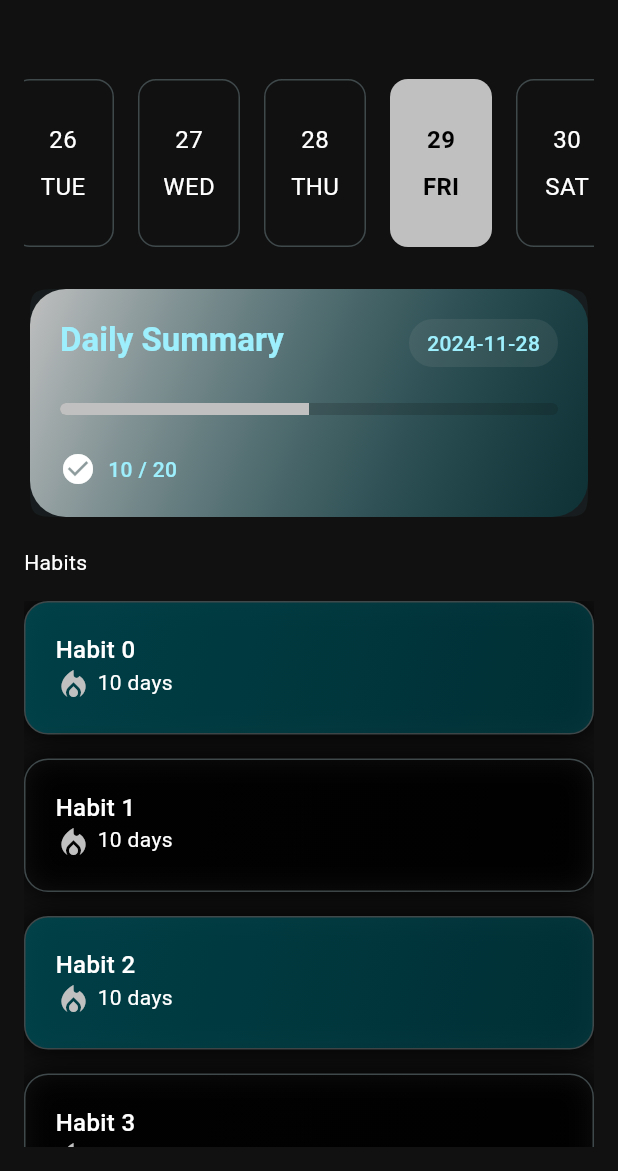
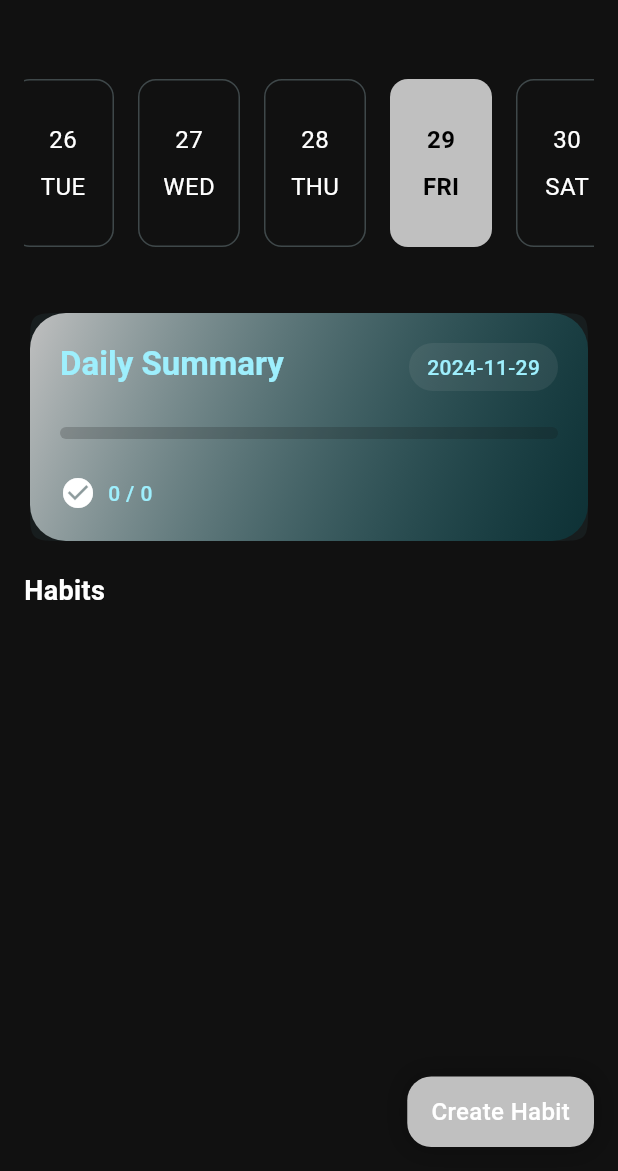
Before and after one commit to Ankit180898/stepwise, a Flutter app: the screen it shows after launch, on a phone screen of 412 x 824 dp, the part 65-1236 px from its top. Run offline on Flutter 3.47's test engine with Material 3 defaults, Android fonts, the phone set to English and light mode, and no system bars; drawn by our look-alikes of easy_date_timeline; our stand-ins replace drift, flex_color_scheme, flutter_hooks, hooks_riverpod, rxdart; accounts and stored records are empty; generated files the repository leaves out were written again.

Commit message:
Changes in several screens and logic to create habit.

```diff
--- a/lib/components/habit_card_list.dart
+++ /dev/null
@@ -1,26 +0,0 @@
-import 'package:flutter/material.dart';
-import 'package:stepwise/components/habit_card.dart';
-
-class HabitCardList extends StatelessWidget {
-  const HabitCardList({super.key, required this.selectedDate});
-
-  final DateTime selectedDate;
-
-  @override
-  Widget build(BuildContext context) {
-    return Expanded(
-        child: ListView.separated(
-      itemCount: 10,
-      itemBuilder: (context, index) => HabitCard(
-          title: 'Habit $index',
-          streak: 10,
-          progress: 0.5,
-          habitId: 'habit_$index',
-          isCompleted: index % 2 == 0,
-          date: selectedDate),
-      separatorBuilder: (BuildContext context, int index) => const SizedBox(
-        height: 16,
-      ),
-    ));
-  }
-}
--- /dev/null
+++ b/lib/data/providers/daily_summary_provider.dart
@@ -0,0 +1,9 @@
+import 'package:hooks_riverpod/hooks_riverpod.dart';
+import 'package:stepwise/data/providers/database_provider.dart';
+
+final dailySummaryProvider =
+    StreamProvider.family<(int completedTasks, int totalTasks), DateTime>(
+        (ref, date) {
+  final database = ref.watch(databaseProvider);
+  return database.watchDailySummary(date);
+});
--- /dev/null
+++ b/lib/data/providers/database_provider.dart
@@ -0,0 +1,6 @@
+import 'package:hooks_riverpod/hooks_riverpod.dart';
+import 'package:stepwise/data/database/database.dart';
+
+final databaseProvider = Provider<AppDatabase>((ref) {
+  throw UnimplementedError();
+});
--- /dev/null
+++ b/lib/data/providers/habits_for_date_provider.dart
@@ -0,0 +1,9 @@
+import 'package:hooks_riverpod/hooks_riverpod.dart';
+import 'package:stepwise/data/database/database.dart';
+import 'package:stepwise/data/providers/database_provider.dart';
+
+final habitsForDateProvider =
+    StreamProvider.family<List<HabitWithCompletion>, DateTime>((ref, date) {
+  final database = ref.watch(databaseProvider);
+  return database.watchHabitsForDate(date);
+});
--- a/lib/home_page.dart
+++ /dev/null
@@ -1,48 +0,0 @@
-import 'package:flutter/material.dart';
-import 'package:flutter_hooks/flutter_hooks.dart';
-import 'package:hooks_riverpod/hooks_riverpod.dart';
-import 'package:stepwise/components/daily_summary.dart';
-import 'package:stepwise/components/habit_card_list.dart';
-import 'package:stepwise/components/timeline_view.dart';
-
-class HomePage extends HookConsumerWidget {
-  const HomePage({super.key});
-  @override
-  Widget build(BuildContext context, WidgetRef ref) {
-    final selectedDate = useState(DateTime.now());
-    return Scaffold(
-      appBar: AppBar(
-        title: const Text(
-          "Stepwise",
-          style: TextStyle(fontSize: 24, fontWeight: FontWeight.bold),
-        ),
-      ),
-      body: SafeArea(
-          child: Padding(
-        padding: const EdgeInsets.all(16.0),
-        child: Column(
-          crossAxisAlignment: CrossAxisAlignment.start,
-          children: [
-            TimelineView(
-                selectedDate: selectedDate.value,
-                onSelectedDateChanged: (date) {
-                  selectedDate.value = date;
-                }),
-            const DailySummaryCard(
-                completedTasks: 10, totalTasks: 20, date: '2024-11-28'),
-            const SizedBox(
-              height: 16,
-            ),
-            const Text("Habits"),
-            const SizedBox(
-              height: 16,
-            ),
-            HabitCardList(
-              selectedDate: selectedDate.value,
-            )
-          ],
-        ),
-      )),
-    );
-  }
-}
--- a/lib/main.dart
+++ b/lib/main.dart
@@ -1,9 +1,16 @@
 import 'package:flex_color_scheme/flex_color_scheme.dart';
 import 'package:flutter/material.dart';
-import 'package:stepwise/home_page.dart';
+import 'package:hooks_riverpod/hooks_riverpod.dart';
+import 'package:stepwise/data/database/database.dart';
+import 'package:stepwise/data/providers/database_provider.dart';
+import 'package:stepwise/views/pages/home_page.dart';
 
 void main() {
-  runApp(const MyApp());
+  WidgetsFlutterBinding.ensureInitialized();
+  final database = AppDatabase();
+  runApp(ProviderScope(
+      overrides: [databaseProvider.overrideWithValue(database)],
+      child: const MyApp()));
 }
 
 class MyApp extends StatelessWidget {
@@ -14,7 +21,7 @@ class MyApp extends StatelessWidget {
   Widget build(BuildContext context) {
     return MaterialApp(
       debugShowCheckedModeBanner: false,
-      title: 'Flutter Demo',
+      title: 'Stepwise',
       darkTheme: FlexThemeData.dark(scheme: FlexScheme.outerSpace),
       themeMode: ThemeMode.dark,
       home: const HomePage(),
--- a/lib/components/daily_summary.dart
+++ b/lib/views/components/daily_summary.dart
@@ -14,6 +14,8 @@ class DailySummaryCard extends StatelessWidget {
   @override
   Widget build(BuildContext context) {
     final ColorScheme = Theme.of(context).colorScheme;
+    final progress = totalTasks > 0 ? completedTasks / totalTasks : 0.0;
+
     return Card(
       elevation: 0,
       shadowColor: ColorScheme.shadow.withOpacity(0.2),
@@ -64,7 +66,7 @@ class DailySummaryCard extends StatelessWidget {
                   borderRadius: BorderRadius.circular(12),
                   child: LinearProgressIndicator(
                     minHeight: 8,
-                    value: completedTasks / totalTasks,
+                    value: progress,
                     backgroundColor: ColorScheme.surface.withOpacity(0.2),
                     valueColor: AlwaysStoppedAnimation(ColorScheme.primary),
                   ),
--- /dev/null
+++ b/lib/views/components/habit_card_list.dart
@@ -0,0 +1,40 @@
+import 'package:flutter/material.dart';
+import 'package:hooks_riverpod/hooks_riverpod.dart';
+import 'package:stepwise/views/components/habit_card.dart';
+import 'package:stepwise/data/providers/habits_for_date_provider.dart';
+
+class HabitCardList extends HookConsumerWidget {
+  const HabitCardList({super.key, required this.selectedDate});
+
+  final DateTime selectedDate;
+
+  @override
+  Widget build(BuildContext context, WidgetRef ref) {
+    final habitsAsyncValue = ref.watch(habitsForDateProvider(selectedDate));
+    return habitsAsyncValue.when(
+        data: (habits) {
+          print('Fetched habits: $habits');
+          return Expanded(
+              child: ListView.separated(
+                  separatorBuilder: (BuildContext context, int index) =>
+                      const SizedBox(
+                        height: 16,
+                      ),
+                  itemCount: habits.length,
+                  itemBuilder: (context, index) {
+                    final habitWithCompletion = habits[index];
+                    return HabitCard(
+                        title: habitWithCompletion.habit.title,
+                        streak: habitWithCompletion.habit.streak,
+                        progress: habitWithCompletion.isCompleted ? 1 : 0,
+                        habitId: habitWithCompletion.habit.id,
+                        isCompleted: habitWithCompletion.isCompleted,
+                        date: selectedDate);
+                  }));
+        },
+        error: (error, stackTrace) => Center(child: Text(error.toString())),
+        loading: () => const Center(
+              child: CircularProgressIndicator(),
+            ));
+  }
+}
--- /dev/null
+++ b/lib/views/pages/home_page.dart
@@ -0,0 +1,95 @@
+import 'package:flutter/material.dart';
+import 'package:flutter_hooks/flutter_hooks.dart';
+import 'package:hooks_riverpod/hooks_riverpod.dart';
+import 'package:stepwise/views/components/daily_summary.dart';
+import 'package:stepwise/views/components/habit_card_list.dart';
+import 'package:stepwise/views/components/timeline_view.dart';
+import 'package:stepwise/data/providers/daily_summary_provider.dart';
+import 'package:intl/intl.dart';
+import 'package:stepwise/views/pages/create_habit_page.dart';
+
+class HomePage extends HookConsumerWidget {
+  const HomePage({super.key});
+  @override
+  Widget build(BuildContext context, WidgetRef ref) {
+    final selectedDate = useState(DateTime.now());
+    final colorScheme = Theme.of(context).colorScheme;
+    return Scaffold(
+      appBar: AppBar(
+        title: const Text(
+          "Stepwise",
+          style: TextStyle(fontSize: 24, fontWeight: FontWeight.bold),
+        ),
+      ),
+      floatingActionButton: Container(
+        decoration: BoxDecoration(
+          borderRadius: BorderRadius.circular(16),
+          color: colorScheme.primary,
+          boxShadow: [
+            BoxShadow(
+              color: colorScheme.shadow.withOpacity(0.2),
+              blurRadius: 16,
+              spreadRadius: 4,
+            ),
+          ],
+        ),
+        child: Material(
+          color: Colors.transparent,
+          child: InkWell(
+              onTap: () => Navigator.of(context).push(MaterialPageRoute(
+                  builder: (context) => const CreateHabitPage())),
+              child: Container(
+                padding:
+                    const EdgeInsets.symmetric(horizontal: 16, vertical: 12),
+                child: const Text(
+                  "Create Habit",
+                  style: TextStyle(
+                      color: Colors.white,
+                      fontSize: 16,
+                      fontWeight: FontWeight.w500),
+                ),
+              )),
+        ),
+      ),
+      body: SafeArea(
+          child: Padding(
+        padding: const EdgeInsets.all(16.0),
+        child: Column(
+          crossAxisAlignment: CrossAxisAlignment.start,
+          children: [
+            TimelineView(
+                selectedDate: selectedDate.value,
+                onSelectedDateChanged: (date) {
+                  selectedDate.value = date;
+                }),
+            const SizedBox(
+              height: 16,
+            ),
+            ref.watch(dailySummaryProvider(selectedDate.value)).when(
+                data: (data) {
+                  return DailySummaryCard(
+                      completedTasks: data.$1,
+                      totalTasks: data.$2,
+                      date:
+                          DateFormat('yyyy-MM-dd').format(selectedDate.value));
+                },
+                error: (Object error, StackTrace stackTrace) =>
+                    Text(error.toString()),
+                loading: () => const SizedBox.shrink()),
+            const SizedBox(
+              height: 16,
+            ),
+            const Text("Habits",
+                style: TextStyle(fontSize: 18, fontWeight: FontWeight.w600)),
+            const SizedBox(
+              height: 16,
+            ),
+            HabitCardList(
+              selectedDate: selectedDate.value,
+            )
+          ],
+        ),
+      )),
+    );
+  }
+}
--- a/pubspec.yaml
+++ b/pubspec.yaml
@@ -38,9 +38,12 @@ dependencies:
   flutter_hooks: ^0.20.5
   flutter_riverpod: ^2.6.1
   hooks_riverpod: ^2.6.1
+  intl: ^0.19.0
   path_provider: ^2.1.5
   riverpod_annotation: ^2.6.1
+  rxdart: ^0.28.0
 
+  path: any
 dev_dependencies:
   build_runner: ^2.4.13
   custom_lint: ^0.7.0
```
Also changed, not shown: lib/data/database/database.dart (+78 -8 lines), lib/data/database/tables.dart (+4 -4 lines), lib/views/components/habit_card.dart (renamed from lib/components/habit_card.dart, +57 -4 lines), lib/views/pages/create_habit_page.dart (added, +171 -0 lines), lib/data/database/database.g.dart (added), lib/views/components/timeline_view.dart (renamed from lib/components/timeline_view.dart), pubspec.lock, 3 other files.
